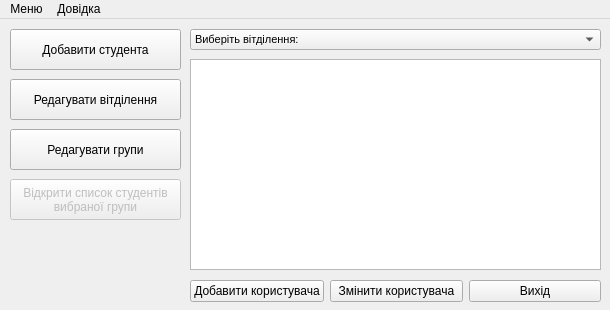
Qt form mainwindow.ui (Shuna322/QtKyrsova) before a commit.
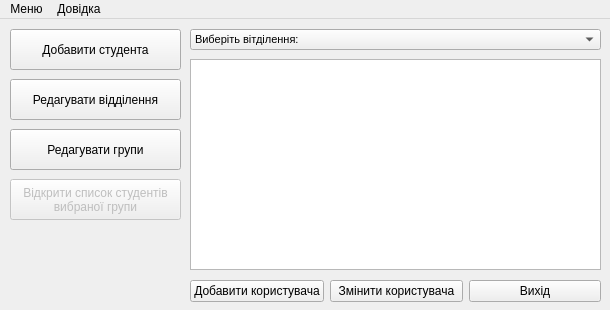
The same form after that commit. Icons and pictures are not drawn.

Diff of the .ui file:
```diff
--- a/mainwindow.ui
+++ b/mainwindow.ui
@@ -118,7 +118,7 @@
      </rect>
     </property>
     <property name="text">
-     <string>Редагувати вітділення</string>
+     <string>Редагувати відділення</string>
     </property>
    </widget>
    <widget class="QPushButton" name="pushButton_6">
@@ -151,7 +151,7 @@
 вибраної групи</string>
     </property>
    </widget>
-   <widget class="QWidget" name="">
+   <widget class="QWidget" name="layoutWidget">
     <property name="geometry">
      <rect>
       <x>190</x>
```
Left out of the diff: 7 changed lines with no effect on the pictures.
